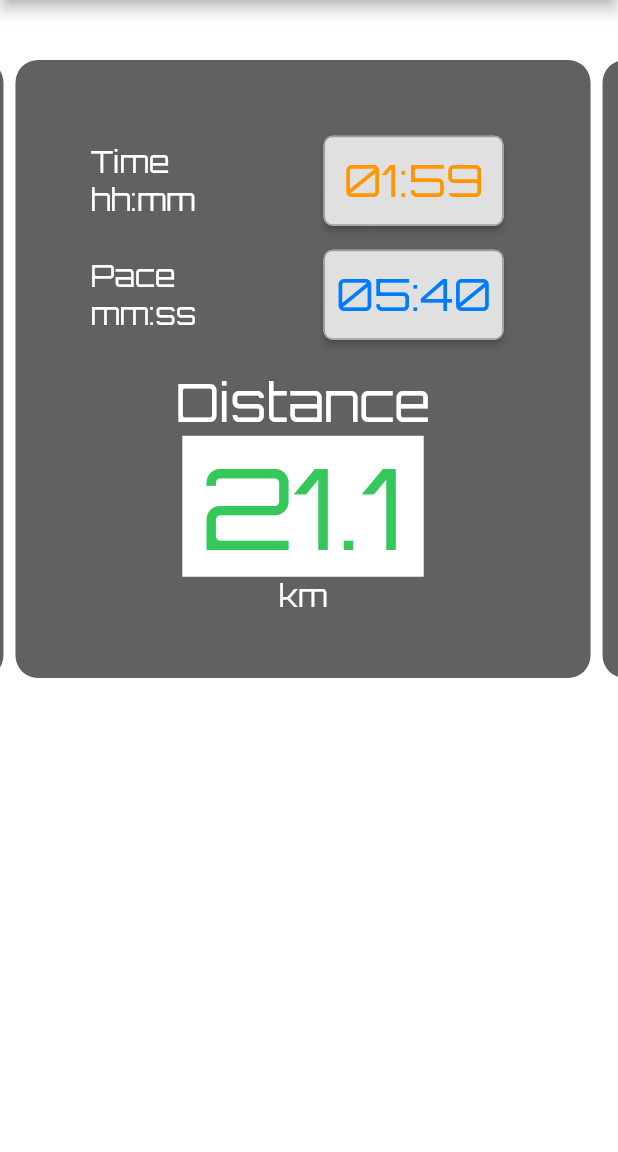
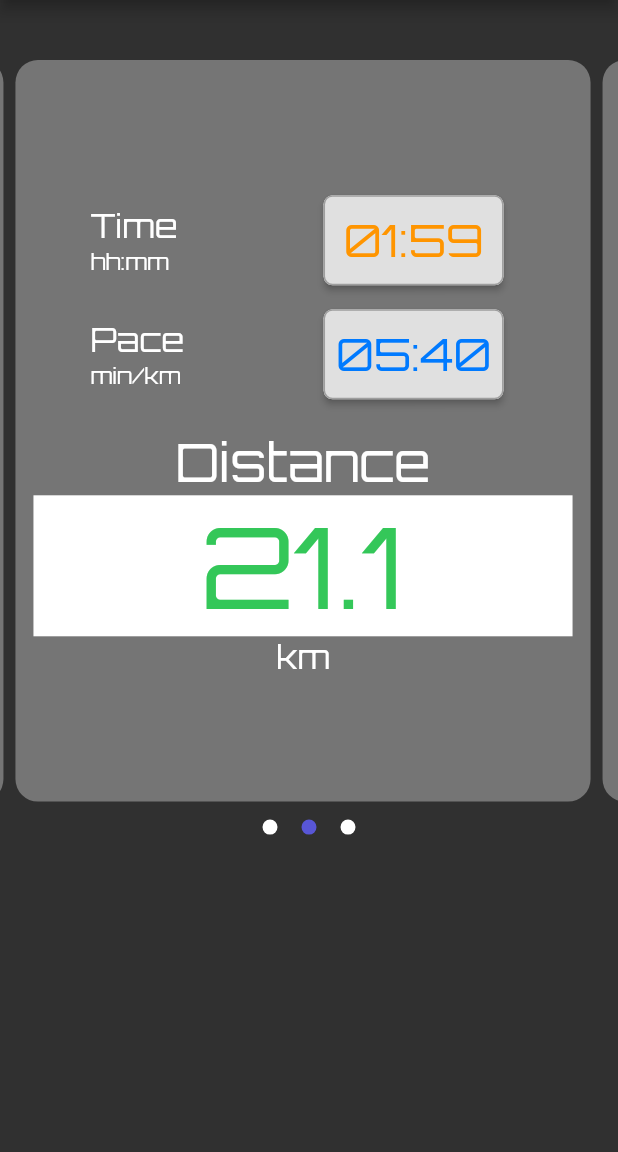
Before and after one commit to sebdombrowsky/publicDev, a Flutter app: the screen it shows after launch, swiped to page 2, on a phone screen of 412 x 824 dp, the part 84-1236 px from its top. Run offline on Flutter 3.47's test engine with Material 2 defaults, Android fonts, the phone set to English and light mode, and no system bars.

Commit message:
UI Optimierung

```diff
--- a/PaceRechner/App/pace_rechner/lib/pages/pace_rechner_page.dart
+++ b/PaceRechner/App/pace_rechner/lib/pages/pace_rechner_page.dart
@@ -3,6 +3,7 @@ import 'package:flutter/material.dart';
 import 'package:pace_rechner/models/rechner.dart';
 import 'package:pace_rechner/models/sprueche.dart';
 import 'package:pace_rechner/models/string_converter.dart';
+import 'package:pace_rechner/pages/pace_rechner_widgets/page_circles.dart';
 
 import 'pace_rechner_widgets/page_view.dart';
 import 'pace_rechner_widgets/pop_up_dialog.dart';
@@ -33,8 +34,10 @@ class _PaceRechnerPageState extends State<PaceRechnerPage> {
     paceController.text =
         paceController.text == "" ? "05:40" : paceController.text;
 
+    PageController pageController = PageController(viewportFraction: 0.95);
+
     return Scaffold(
-      backgroundColor: Colors.white, // CupertinoColors.darkBackgroundGray,
+      backgroundColor: Colors.grey[850], // CupertinoColors.darkBackgroundGray,
       appBar: AppBar(
         title: Text(
           "Pace Me",
@@ -59,19 +62,8 @@ class _PaceRechnerPageState extends State<PaceRechnerPage> {
             mainAxisAlignment: MainAxisAlignment.start,
             crossAxisAlignment: CrossAxisAlignment.center,
             children: [
-              PageViewWidget(),
-
-              Padding(
-                padding: const EdgeInsets.symmetric(vertical: 10),
-                child: Text(
-                  spruch,
-                  style: TextStyle(
-                      color: Colors.grey[800],
-                      fontWeight: FontWeight.bold,
-                      fontSize: 35,
-                      fontFamily: "OoohBaby"),
-                ),
-              ),
+              PageViewWidget(pageController: pageController,),
+              PageCircles(controller: pageController),
             ],
           ),
         ),
--- a/PaceRechner/App/pace_rechner/lib/pages/pace_rechner_widgets/custom_button.dart
+++ /dev/null
@@ -1,40 +0,0 @@
-import 'package:flutter/material.dart';
-
-class CustomButton extends StatelessWidget {
-    final Function onPressed;
-    final String text;
-    final Color buttonColor;
-    final IconData icon;
-    final double width;
-    final double height;
-  const CustomButton({Key? key, required this.onPressed, required this.text, required this.buttonColor, required this.icon, required this.width, required this.height}) : super(key: key);
-
-  @override
-  Widget build(BuildContext context) {
-    return Padding(
-      padding: const EdgeInsets.all(10),
-      child: InkWell(
-        onTap: () => onPressed(),
-        child: Material(
-          elevation: 2,
-          borderRadius: BorderRadius.circular(6),
-          child: Container(
-            height: height,
-            width: width,
-            decoration: BoxDecoration(
-              borderRadius: BorderRadius.circular(6),
-              color: buttonColor
-            ),
-            child: Column(
-              mainAxisAlignment: MainAxisAlignment.center,
-              children: [
-                Text(text, style: TextStyle(fontSize: 18, fontWeight: FontWeight.bold, fontFamily: "Roboto"),),
-                Icon(Icons.touch_app),
-              ],
-            ),
-          ),
-        ),
-      ),
-    );
-  }
-}
--- a/PaceRechner/App/pace_rechner/lib/pages/pace_rechner_widgets/distance_page.dart
+++ b/PaceRechner/App/pace_rechner/lib/pages/pace_rechner_widgets/distance_page.dart
@@ -30,7 +30,7 @@ class _DistancePageState extends State<DistancePage> {
       width: widget.size.width * 0.5,
       height: widget.size.height * 0.2,
       decoration: BoxDecoration(
-          color: Colors.grey[700], borderRadius: BorderRadius.circular(15)),
+          color: Colors.grey[600], borderRadius: BorderRadius.circular(15)),
       child: Column(
         mainAxisAlignment: MainAxisAlignment.center,
         children: [
@@ -47,14 +47,14 @@ class _DistancePageState extends State<DistancePage> {
                       "Time",
                       style: TextStyle(
                           color: Colors.white,
-                          fontSize: 20,
+                          fontSize: 22,
                           fontFamily: "Orbitron"),
                     ),
                     Text(
                       "hh:mm",
                       style: TextStyle(
                           color: Colors.white,
-                          fontSize: 20,
+                          fontSize: 15,
                           fontFamily: "Orbitron"),
                     ),
                   ],
@@ -99,14 +99,14 @@ class _DistancePageState extends State<DistancePage> {
                       "Pace",
                       style: TextStyle(
                           color: Colors.white,
-                          fontSize: 20,
+                          fontSize: 22,
                           fontFamily: "Orbitron"),
                     ),
                     Text(
-                      "mm:ss",
+                      "min/km",
                       style: TextStyle(
                           color: Colors.white,
-                          fontSize: 20,
+                          fontSize: 15,
                           fontFamily: "Orbitron"),
                     ),
                   ],
@@ -139,15 +139,20 @@ class _DistancePageState extends State<DistancePage> {
             ),
           ),
           Padding(
-            padding: const EdgeInsets.only(top:12),
+            padding: const EdgeInsets.only(top: 12),
             child: Text(
               widget.title,
               style: TextStyle(
                   color: Colors.white, fontSize: 35, fontFamily: "Orbitron"),
             ),
           ),
-          Container(
-            color: Colors.white,
+          Padding(
+            padding: const EdgeInsets.symmetric(horizontal: 12),
+            child: Container(
+              width: widget.size.width,
+              decoration: BoxDecoration(
+                  color: Colors.white,),
+              child: Center(
                 child: Padding(
                   padding: const EdgeInsets.symmetric(horizontal: 12),
                   child: Text(
@@ -160,11 +165,13 @@ class _DistancePageState extends State<DistancePage> {
                   ),
                 ),
               ),
+            ),
+          ),
           Text(
             "km",
             style: TextStyle(
               color: Colors.white,
-              fontSize: 20,
+              fontSize: 22,
               fontFamily: "Orbitron",
             ),
           )
--- a/PaceRechner/App/pace_rechner/lib/pages/pace_rechner_widgets/pace_page.dart
+++ b/PaceRechner/App/pace_rechner/lib/pages/pace_rechner_widgets/pace_page.dart
@@ -33,9 +33,9 @@ class _PacePageState extends State<PacePage> {
   Widget build(BuildContext context) {
     return Container(
       width: widget.size.width * 0.5,
-      height: widget.size.height * 0.2,
+      height: widget.size.height * 0.5,
       decoration: BoxDecoration(
-          color: Colors.grey[700], borderRadius: BorderRadius.circular(15)),
+          color: Colors.grey[600], borderRadius: BorderRadius.circular(15)),
       child: Column(
         mainAxisAlignment: MainAxisAlignment.center,
         children: [
@@ -52,14 +52,14 @@ class _PacePageState extends State<PacePage> {
                       "Distance",
                       style: TextStyle(
                           color: Colors.white,
-                          fontSize: 20,
+                          fontSize: 22,
                           fontFamily: "Orbitron"),
                     ),
                     Text(
                       "km",
                       style: TextStyle(
                           color: Colors.white,
-                          fontSize: 20,
+                          fontSize: 15,
                           fontFamily: "Orbitron"),
                     ),
                   ],
@@ -103,14 +103,14 @@ class _PacePageState extends State<PacePage> {
                       "Time",
                       style: TextStyle(
                           color: Colors.white,
-                          fontSize: 20,
+                          fontSize: 22,
                           fontFamily: "Orbitron"),
                     ),
                     Text(
                       "hh:mm",
                       style: TextStyle(
                           color: Colors.white,
-                          fontSize: 20,
+                          fontSize: 15,
                           fontFamily: "Orbitron"),
                     ),
                   ],
@@ -143,15 +143,20 @@ class _PacePageState extends State<PacePage> {
             ),
           ),
           Padding(
-            padding: const EdgeInsets.only(top:12),
+            padding: const EdgeInsets.only(top: 12),
             child: Text(
               widget.title,
               style: TextStyle(
                   color: Colors.white, fontSize: 35, fontFamily: "Orbitron"),
             ),
           ),
-          Container(
-            color: Colors.white,
+          Padding(
+            padding: const EdgeInsets.symmetric(horizontal: 12),
+            child: Container(
+              width: widget.size.width,
+              decoration: BoxDecoration(
+                  color: Colors.white,),
+              child: Center(
                 child: Padding(
                   padding: const EdgeInsets.symmetric(horizontal: 12),
                   child: Text(
@@ -164,11 +169,13 @@ class _PacePageState extends State<PacePage> {
                   ),
                 ),
               ),
+            ),
+          ),
           Text(
             "min/km",
             style: TextStyle(
               color: Colors.white,
-              fontSize: 20,
+              fontSize: 22,
               fontFamily: "Orbitron",
             ),
           )
--- /dev/null
+++ b/PaceRechner/App/pace_rechner/lib/pages/pace_rechner_widgets/page_circles.dart
@@ -0,0 +1,68 @@
+import 'package:flutter/cupertino.dart';
+import 'package:flutter/material.dart';
+
+class PageCircles extends StatefulWidget {
+  PageController controller;
+  PageCircles({Key? key, required this.controller}) : super(key: key);
+
+  @override
+  _PageCirclesState createState() => _PageCirclesState();
+}
+
+class _PageCirclesState extends State<PageCircles> {
+  double page = 0;
+  @override
+  Widget build(BuildContext context) {
+    widget.controller.addListener(() {
+      setState(() {
+        page = widget.controller.page!;
+      });
+    });
+    return Container(
+      child: Padding(
+        padding: const EdgeInsets.only(top: 12),
+        child: Row(
+          mainAxisAlignment: MainAxisAlignment.center,
+          children: [
+            Padding(
+              padding: const EdgeInsets.symmetric(horizontal: 8),
+              child: Container(
+                width: 10,
+                height: 10,
+                decoration: BoxDecoration(
+                    color: page >= 0 && page < 0.5
+                        ? CupertinoColors.systemIndigo
+                        : Colors.white,
+                    borderRadius: BorderRadius.all(Radius.circular(10))),
+              ),
+            ),
+            Padding(
+              padding: const EdgeInsets.symmetric(horizontal: 8),
+              child: Container(
+                width: 10,
+                height: 10,
+                decoration: BoxDecoration(
+                    color: page >= 0.5 && page < 1.5
+                        ? CupertinoColors.systemIndigo
+                        : Colors.white,
+                    borderRadius: BorderRadius.all(Radius.circular(10))),
+              ),
+            ),
+            Padding(
+              padding: const EdgeInsets.symmetric(horizontal: 8),
+              child: Container(
+                width: 10,
+                height: 10,
+                decoration: BoxDecoration(
+                    color: page >= 1.5 && page <= 2
+                        ? CupertinoColors.systemIndigo
+                        : Colors.white,
+                    borderRadius: BorderRadius.all(Radius.circular(10))),
+              ),
+            ),
+          ],
+        ),
+      ),
+    );
+  }
+}
--- a/PaceRechner/App/pace_rechner/lib/pages/pace_rechner_widgets/page_view.dart
+++ b/PaceRechner/App/pace_rechner/lib/pages/pace_rechner_widgets/page_view.dart
@@ -10,8 +10,10 @@ class PageViewWidget extends StatefulWidget {
   TextEditingController distanzController = TextEditingController();
   TextEditingController zeitController = TextEditingController();
   TextEditingController paceController = TextEditingController();
+  PageController pageController;
   PageViewWidget({
     Key? key,
+    required this.pageController
   }) : super(key: key);
 
   @override
@@ -30,10 +32,11 @@ class _PageViewWidgetState extends State<PageViewWidget> {
     widget.paceController.text =
         widget.paceController.text == "" ? "05:40" : widget.paceController.text;
     final size = MediaQuery.of(context).size;
+
     return SizedBox(
-      height: size.height * 0.5,
+      height: size.height * 0.6,
       child: PageView(
-        controller: PageController(viewportFraction: 0.95),
+        controller: widget.pageController,
         children: [
           Padding(
             padding: const EdgeInsets.only(right: 8.0),
--- a/PaceRechner/App/pace_rechner/lib/pages/pace_rechner_widgets/time_page.dart
+++ b/PaceRechner/App/pace_rechner/lib/pages/pace_rechner_widgets/time_page.dart
@@ -33,7 +33,7 @@ class _TimePageState extends State<TimePage> {
       width: widget.size.width * 0.5,
       height: widget.size.height * 0.2,
       decoration: BoxDecoration(
-          color: Colors.grey[700], borderRadius: BorderRadius.circular(15)),
+          color: Colors.grey[600], borderRadius: BorderRadius.circular(15)),
       child: Column(
         mainAxisAlignment: MainAxisAlignment.center,
         children: [
@@ -50,14 +50,14 @@ class _TimePageState extends State<TimePage> {
                       "Distance",
                       style: TextStyle(
                           color: Colors.white,
-                          fontSize: 20,
+                          fontSize: 22,
                           fontFamily: "Orbitron"),
                     ),
                     Text(
                       "km",
                       style: TextStyle(
                           color: Colors.white,
-                          fontSize: 20,
+                          fontSize: 15,
                           fontFamily: "Orbitron"),
                     ),
                   ],
@@ -101,14 +101,14 @@ class _TimePageState extends State<TimePage> {
                       "Pace",
                       style: TextStyle(
                           color: Colors.white,
-                          fontSize: 20,
+                          fontSize: 22,
                           fontFamily: "Orbitron"),
                     ),
                     Text(
-                      "mm:ss",
+                      "min/km",
                       style: TextStyle(
                           color: Colors.white,
-                          fontSize: 20,
+                          fontSize: 15,
                           fontFamily: "Orbitron"),
                     ),
                   ],
@@ -141,15 +141,20 @@ class _TimePageState extends State<TimePage> {
             ),
           ),
           Padding(
-            padding: const EdgeInsets.only(top:12),
+            padding: const EdgeInsets.only(top: 12),
             child: Text(
               widget.title,
               style: TextStyle(
                   color: Colors.white, fontSize: 35, fontFamily: "Orbitron"),
             ),
           ),
-          Container(
-            color: Colors.white,
+          Padding(
+            padding: const EdgeInsets.symmetric(horizontal: 12),
+            child: Container(
+              width: widget.size.width,
+              decoration: BoxDecoration(
+                  color: Colors.white,),
+              child: Center(
                 child: Padding(
                   padding: const EdgeInsets.symmetric(horizontal: 12),
                   child: Text(
@@ -162,11 +167,13 @@ class _TimePageState extends State<TimePage> {
                   ),
                 ),
               ),
+            ),
+          ),
           Text(
-            "hh/mm",
+            "hh:mm",
             style: TextStyle(
               color: Colors.white,
-              fontSize: 20,
+              fontSize: 22,
               fontFamily: "Orbitron",
             ),
           )
```
Lines whose indentation alone changed are shown as unchanged.
